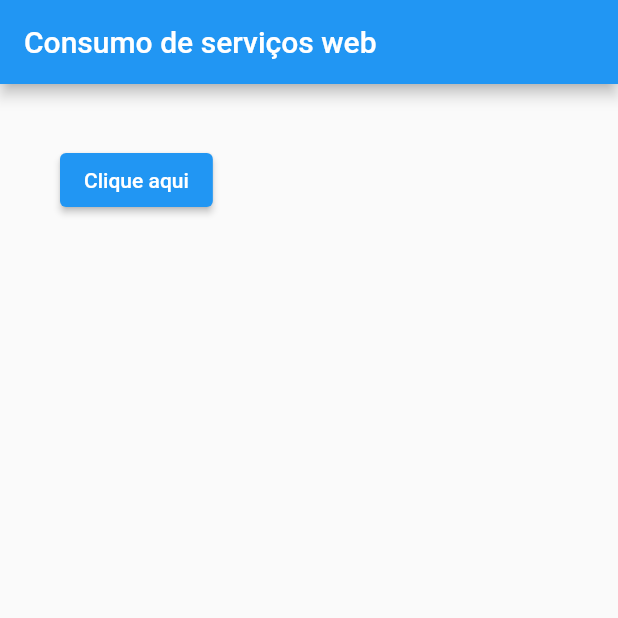
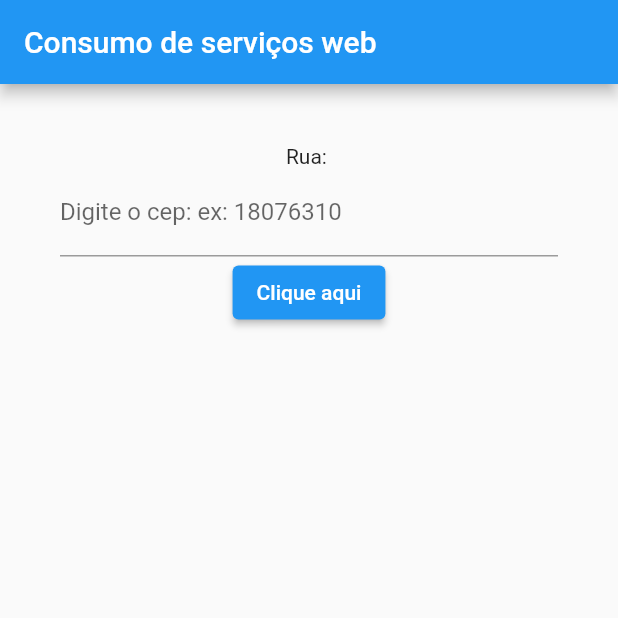
Before and after one commit to GabrielGGhost/estudoDart, a Flutter app: the screen it shows after launch, after a tap on "Clique aqui", on a phone screen of 412 x 824 dp, the top half of it. Run offline on Flutter 3.47's test engine with Material 2 defaults, Android fonts, the phone set to English and light mode, and no system bars; network calls fail.

Commit message:
Adicionado interface simples e textbox para busca cep

```diff
--- a/consumo_servicos/lib/Home.dart
+++ b/consumo_servicos/lib/Home.dart
@@ -11,9 +11,11 @@
 
 class _HomeState extends State<Home> {
 
+  TextEditingController _controllerCep = TextEditingController();
+  String _logradouro = "";
 
   _buscarCep() async {
-    String cep = "18076310";
+    String cep = _controllerCep.text;
     String url = "https://viacep.com.br/ws/${cep}/json/";
 
     http.Response response;
@@ -25,12 +27,13 @@
 
     Map<String, dynamic> retorno = json.decode(response.body);
 
-    String logradouro = retorno["logradouro"];
     String bairro = retorno["bairro"];
     String uf = retorno["uf"];
     String cidade = retorno["localidade"];
 
-    print("Você mora em ${uf} - ${cidade}, ${logradouro}, ${bairro}");
+    setState(() {
+      _logradouro = retorno["logradouro"];
+    });
   }
 
 
@@ -44,6 +47,14 @@
         padding: EdgeInsets.all(40),
         child: Column(
           children: [
+            Text("Rua: ${_logradouro}"),
+            TextField(
+              keyboardType: TextInputType.number,
+              decoration: InputDecoration(
+                labelText: "Digite o cep: ex: 18076310"
+              ),
+              controller: _controllerCep,
+            ),
             ElevatedButton(
                 onPressed: () => _buscarCep(),
                 child: Text("Clique aqui"))
```
